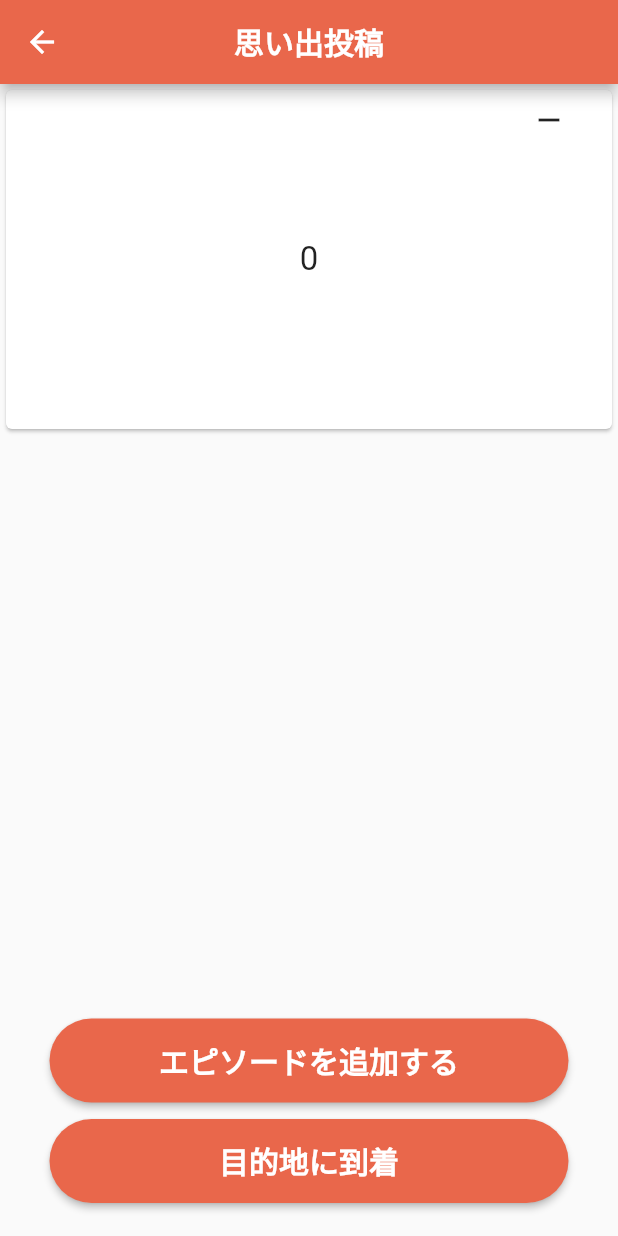
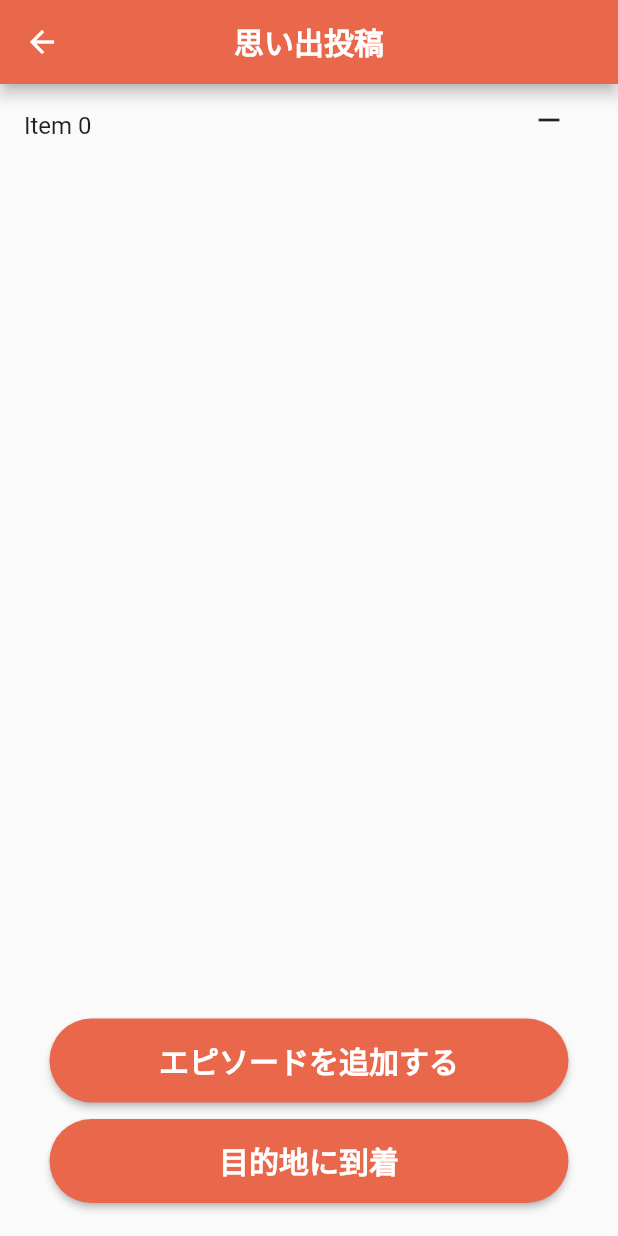
Before and after one commit to oonyaTeam/memory_share, a Flutter app: the SubEpisodePage screen opened directly, after a tap on "エピソードを追加する", on a phone screen of 412 x 824 dp. Run offline on Flutter 3.47's test engine with Material 2 defaults, Android fonts, the phone set to English and light mode, and no system bars; our stand-ins replace geolocator, google_maps_flutter, image_picker; missing offline and left inert: arcore_flutter_plugin, flutter_config.

Commit message:
リストの追加と削除を可能にした。

```diff
--- a/lib/pages/sub_episode_page.dart
+++ b/lib/pages/sub_episode_page.dart
@@ -28,7 +28,10 @@ class _SubEpisodePageState extends State<SubEpisodePage> {
     }
   }
 
-  var _list = [];
+  // ignore: deprecated_member_use
+  final _list = List<String>();
+  int a=0;
+
 
   @override
   Widget build(BuildContext context) {
@@ -44,27 +47,48 @@ class _SubEpisodePageState extends State<SubEpisodePage> {
         ),
       ),
       body:Stack(children:[
+        ListView.builder(
+        itemCount: _list.length,
+        itemBuilder: (context, index) {
+          final item = _list[index];
+          return Dismissible(
+            key: Key(item),
 
-        Column(
-          children: [
-            Expanded(
-              child: ListView.builder(
-                itemCount: _list.length,
-                itemBuilder: (BuildContext context, int index) {
+            onDismissed: (direction) {
+              setState(() {
+                _list.removeAt(index);
+              });
 
-                  return Card(
-                    child: Padding(
-                      child: Text('$index', style: TextStyle(fontSize: 22.0),textAlign: TextAlign.center,),
-                      padding: EdgeInsets.all(100.0)
-                    ),
-                  );
+              ScaffoldMessenger.of(context)
+                  .showSnackBar(SnackBar(content: Text('$item dismissed')));
+            },
 
-                  // return _list[index];
-                },
-              ),
-            ),
-          ],
+            background: Container(color: Colors.red),
+
+            child: ListTile(title: Text('$item')),
+
+          );}
         ),
+
+        // Column(
+        //   children: [
+        //     Expanded(
+        //       child: ListView.builder(
+        //         itemCount: _list.length,
+        //         itemBuilder: (BuildContext context, int index) {
+        //           return Card(
+        //             child: Padding(
+        //               child: Text('$index', style: TextStyle(fontSize: 22.0),textAlign: TextAlign.center,),
+        //               padding: EdgeInsets.all(100.0)
+        //             ),
+        //           );
+        //
+        //           // return _list[index];
+        //         },
+        //       ),
+        //     ),
+        //   ],
+        // ),
         Align(
           alignment: Alignment.bottomCenter,
           child: Container(
@@ -73,8 +97,9 @@ class _SubEpisodePageState extends State<SubEpisodePage> {
               longButton("エピソードを追加する",() => {
                 setState(() {
                   _list.add(
-                      Text(" ")
+                      'Item ${a}'
                   );
+                  a++;
                 })
               })
           ),
```
